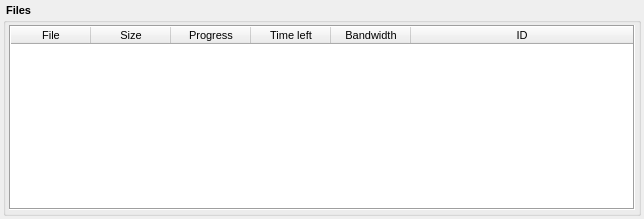
Homer-Conferencing/Homer-Conferencing, file Homer/forms/Widgets/OverviewFileTransfersWidget.ui: the form before one commit.
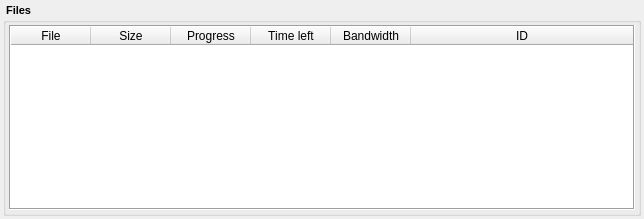
The form after the commit. Icons and pictures are not drawn.

The edit to the form file:
```diff
--- a/Homer/forms/Widgets/OverviewFileTransfersWidget.ui
+++ b/Homer/forms/Widgets/OverviewFileTransfersWidget.ui
@@ -68,7 +68,7 @@
         <widget class="QTableWidget" name="mTwFiles">
          <property name="font">
           <font>
-           <pointsize>8</pointsize>
+           <pointsize>9</pointsize>
            <weight>50</weight>
            <bold>false</bold>
           </font>
```
